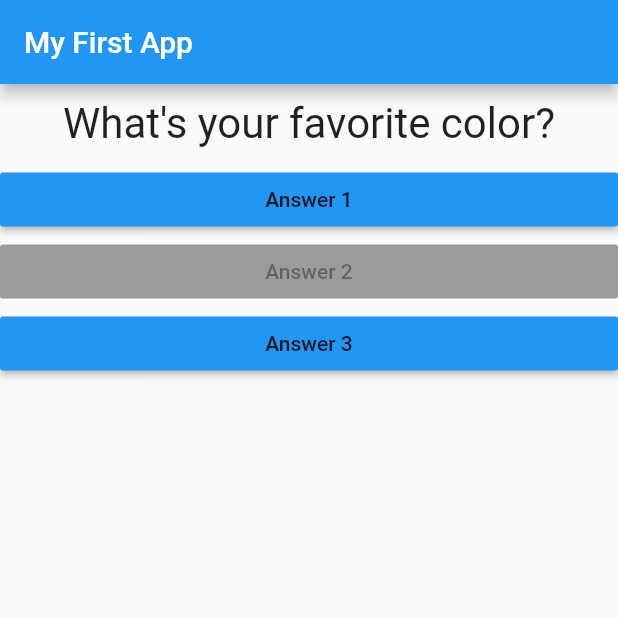
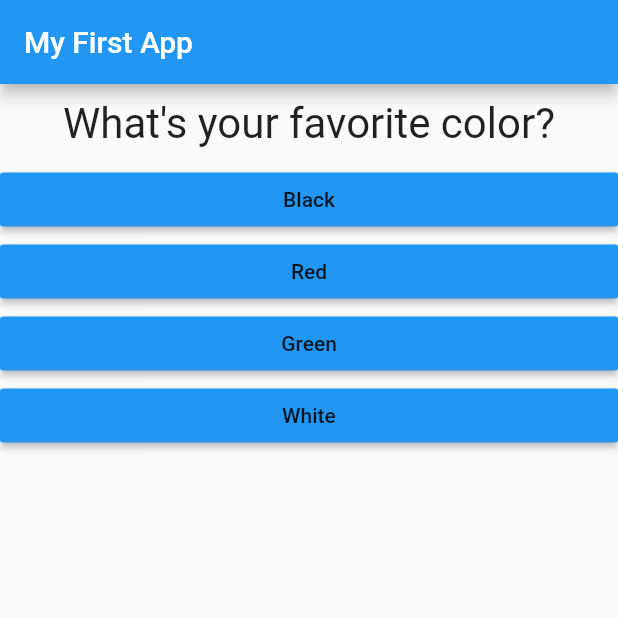
Before and after one commit to ong-ar/flutter-academind, a Flutter app: the screen it shows after launch, on a phone screen of 412 x 824 dp, the top half of it. Run offline on Flutter 3.47's test engine with Material 2 defaults, Android fonts, the phone set to English and light mode, and no system bars.

Commit message:
multi questions

```diff
--- a/lib/main.dart
+++ b/lib/main.dart
@@ -16,43 +16,55 @@ class MyApp extends StatefulWidget {
 class _MyAppState extends State<MyApp> {
   int _questionIndex = 0;
 
+  static const questions = [
+    {
+      'questionText': 'What\'s your favorite color?',
+      'answers': ['Black', 'Red', 'Green', 'White'],
+    },
+    {
+      'questionText': 'What\'s your favorite animal?',
+      'answers': ['Rabbit', 'Snake', 'Elephant', 'Lion'],
+    },
+    {
+      'questionText': 'What\'s your favorite instructor?',
+      'answers': ['1', '2', '3', '4'],
+    },
+  ];
+
   void _answerQuestion() {
     setState(() {
       _questionIndex++;
     });
+    if (_questionIndex < questions.length - 1) {
+      print('more content');
+    } else {
+      print('no more content');
+    }
     print(_questionIndex);
   }
 
   @override
   Widget build(BuildContext context) {
-    List<String> questions = [
-      'What\'s your favorite color?',
-      'What\'s your favorite animal?'
-    ];
     return MaterialApp(
       home: Scaffold(
           appBar: AppBar(
             title: Text('My First App'),
           ),
-          body: Column(
-            children: <Widget>[
-              Question(
-                questionText: questions[_questionIndex],
-              ),
-              Answer(
-                buttonText: 'Answer 1',
-                clickedHandler: _answerQuestion,
-              ),
-              Answer(
-                buttonText: 'Answer 2',
-                clickedHandler: null,
-              ),
-              Answer(
-                buttonText: 'Answer 3',
-                clickedHandler: () => print('text'),
-              )
-            ],
-          )),
+          body: _questionIndex < questions.length
+              ? Column(
+                  children: <Widget>[
+                    Question(
+                      questionText: questions[_questionIndex]['questionText'],
+                    ),
+                    ...(questions[_questionIndex]['answers'] as List<String>)
+                        .map((answer) => Answer(
+                              buttonText: answer,
+                              clickedHandler: _answerQuestion,
+                            ))
+                        .toList(),
+                  ],
+                )
+              : Center(child: Text('no more Content'))),
     );
   }
 }
```
